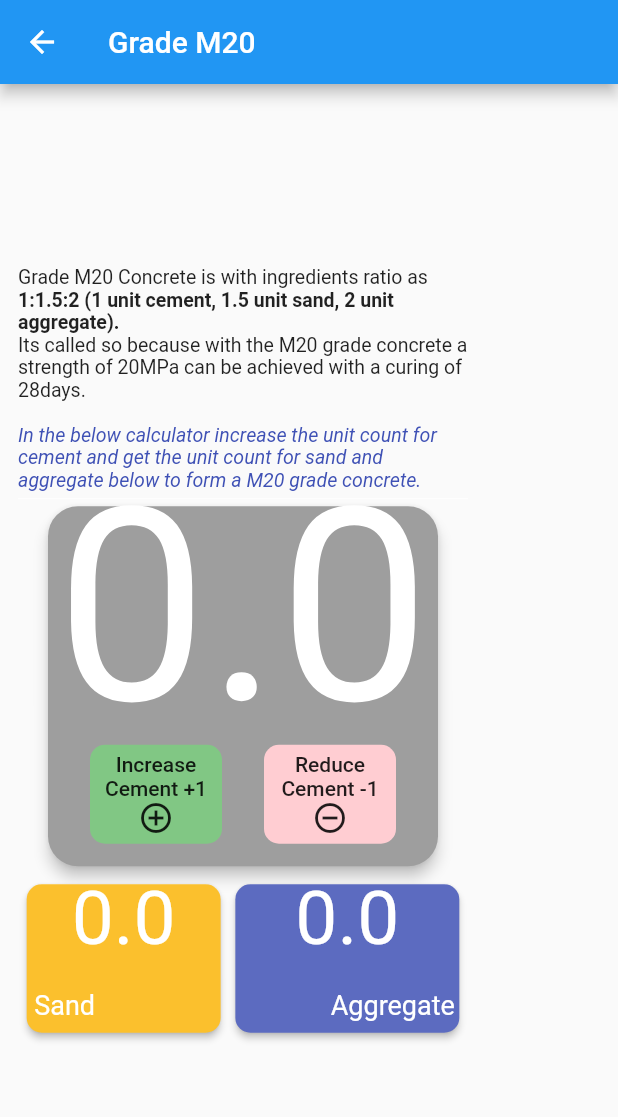
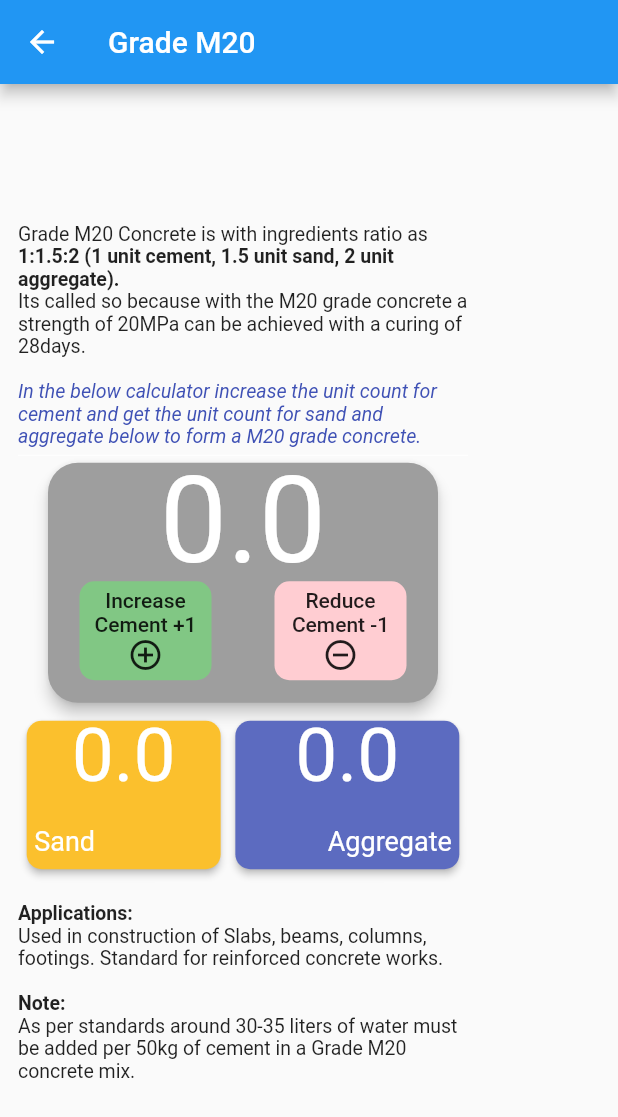
Before and after one commit to mechbullgt/mrconcrete, a Flutter app: the Gradem20 screen opened by its route, on a phone screen of 412 x 824 dp. Shown: the top 1117 px of the screen. Run offline on Flutter 3.47's test engine with Material 2 defaults, Android fonts, the phone set to English and light mode, and no system bars; our stand-ins replace fluttertoast.

Commit message:
Grade page is now complete.

```diff
--- a/lib/screens/gradem20.dart
+++ b/lib/screens/gradem20.dart
@@ -166,7 +166,7 @@ class _GradeState extends State<Gradem20> {
 
   @override
   Widget build(BuildContext context) {
-    Container infoTextContainer = new Container(
+    Container infoTextContainerTop = new Container(
         padding: const EdgeInsets.fromLTRB(0, 0, 0, 0),
         height: 150.0,
         child: RichText(
@@ -193,15 +193,43 @@ class _GradeState extends State<Gradem20> {
                       fontStyle: FontStyle.italic, color: Colors.indigo)),
             ])));
 
+    Container infoTextContainerBottom = new Container(
+        padding: const EdgeInsets.fromLTRB(0, 10, 0, 0),
+        height: 150.0,
+        child: RichText(
+            text: new TextSpan(
+                style: new TextStyle(
+                  fontSize: 13.0,
+                  color: Colors.black87,
+                ),
+                children: <TextSpan>[
+              new TextSpan(
+                text: "Applications:",
+                style: TextStyle(fontWeight: FontWeight.bold)
+              ),
+              new TextSpan(
+                  text:
+                      "\nUsed in construction of Slabs, beams, columns, footings. Standard for reinforced concrete works.",
+                  style: TextStyle(fontWeight: FontWeight.normal)),
+                  new TextSpan(
+                  text:
+                      "\n\nNote:\n",
+                  style: TextStyle(fontWeight: FontWeight.bold)),
+                  new TextSpan(
+                  text:
+                      "As per standards around 30-35 liters of water must be added per 50kg of cement in a Grade M20 concrete mix.",
+                  style: TextStyle(fontWeight: FontWeight.normal)),
+            ])));
+
     Container firstContainer = new Container(
       padding: const EdgeInsets.fromLTRB(0, 0, 0, 0),
       child: new Text('$_cementCounter',
-          style: TextStyle(height: 0.8, fontSize: 180, color: Colors.white)),
+          style: TextStyle(height: 0.8, fontSize: 80, color: Colors.white)),
     );
 
     Container secondContainer = new Container(
         child: new Row(
-      mainAxisAlignment: MainAxisAlignment.spaceEvenly,
+      mainAxisAlignment: MainAxisAlignment.spaceAround,
       children: <Widget>[
         new FlatButton(
           child: Column(children: <Widget>[
@@ -286,7 +314,7 @@ class _GradeState extends State<Gradem20> {
                           style: TextStyle(
                               height: 1, fontSize: 50, color: Colors.white,))),
                   new Container(
-                    padding: EdgeInsets.fromLTRB(0,10,3,8),
+                    padding: EdgeInsets.fromLTRB(0,10,5,8),
                       child: Text('Aggregate',
                           textAlign: TextAlign.left,
                           style: TextStyle(
@@ -301,8 +329,7 @@ class _GradeState extends State<Gradem20> {
         ),
         body: new Container(
             alignment: Alignment.center,
-            padding: EdgeInsets.all(0),
-            margin: EdgeInsets.fromLTRB(12, 0, 12, 10),
+            margin: EdgeInsets.fromLTRB(12, 10, 12, 0),
             constraints: BoxConstraints(
                 maxHeight: double.infinity,
                 maxWidth: 300,
@@ -312,7 +339,7 @@ class _GradeState extends State<Gradem20> {
               child: Center(
                 child: Column(
                   children: <Widget>[
-                    infoTextContainer,
+                    infoTextContainerTop,
                     Divider(
                       color: Colors.white,
                       height: 10,
@@ -337,6 +364,11 @@ class _GradeState extends State<Gradem20> {
                       height: 8,
                     ),
                     thirdContainer,
+                                        Divider(
+                      color: Colors.transparent,
+                      height: 8,
+                    ),
+                    infoTextContainerBottom,
                   ],
                 ),
               ),
```
